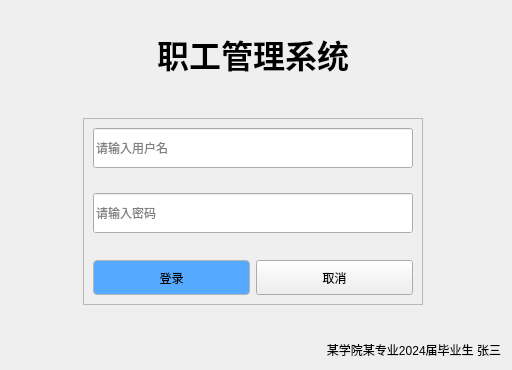
First picture: the form in loginform.ui, repository YuyangHou1230/WorkerManagerSystem, before the edit.
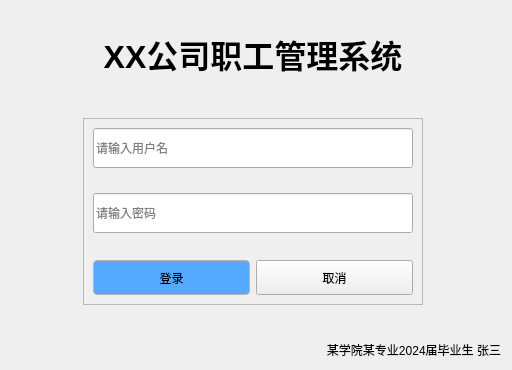
Second picture: the form after the edit.

Diff of the .ui file:
```diff
--- a/loginform.ui
+++ b/loginform.ui
@@ -195,7 +195,7 @@
       </font>
      </property>
      <property name="text">
-      <string>职工管理系统</string>
+      <string>XX公司职工管理系统</string>
      </property>
      <property name="alignment">
       <set>Qt::AlignCenter</set>
```
Left out of the diff: 3 changed lines with no effect on the pictures.
